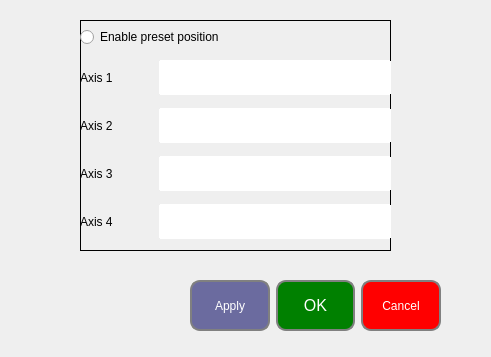
Qt form ECA_SOLEIL_ZMI4104C/presetpositionform.ui (guepy/ECA_ZMI4104C_main) before a commit.
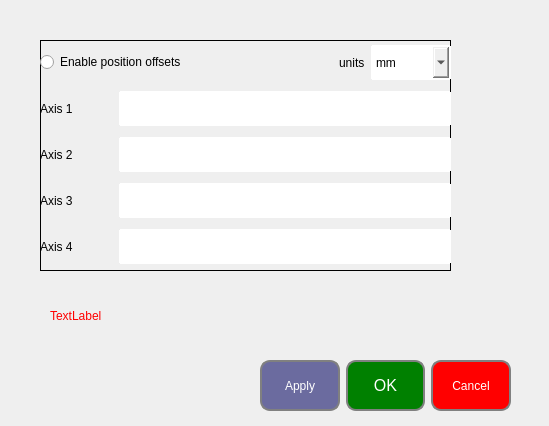
The same form after that commit.

The edit to the form file:
```diff
--- a/ECA_SOLEIL_ZMI4104C/presetpositionform.ui
+++ b/ECA_SOLEIL_ZMI4104C/presetpositionform.ui
@@ -6,8 +6,8 @@
    <rect>
     <x>0</x>
     <y>0</y>
-    <width>491</width>
-    <height>357</height>
+    <width>549</width>
+    <height>426</height>
    </rect>
   </property>
   <property name="windowTitle">
@@ -40,8 +40,8 @@
   <widget class="QWidget" name="ButtonForm" native="true">
    <property name="geometry">
     <rect>
-     <x>40</x>
-     <y>280</y>
+     <x>110</x>
+     <y>360</y>
      <width>401</width>
      <height>51</height>
     </rect>
@@ -129,12 +129,30 @@
     </item>
    </layout>
   </widget>
+  <widget class="QLabel" name="label">
+   <property name="geometry">
+    <rect>
+     <x>50</x>
+     <y>300</y>
+     <width>351</width>
+     <height>31</height>
+    </rect>
+   </property>
+   <property name="styleSheet">
+    <string notr="true">
+font: 75 12pt &quot;MS Shell Dlg 2&quot;;
+color: red;</string>
+   </property>
+   <property name="text">
+    <string>TextLabel</string>
+   </property>
+  </widget>
   <widget class="QWidget" name="vWidget_2" native="true">
    <property name="geometry">
     <rect>
-     <x>80</x>
-     <y>20</y>
-     <width>311</width>
+     <x>40</x>
+     <y>40</y>
+     <width>411</width>
      <height>231</height>
     </rect>
    </property>
@@ -145,15 +163,75 @@
    </property>
    <layout class="QVBoxLayout" name="verticalLayout_4">
     <item>
-     <widget class="QRadioButton" name="radioButton_2">
-      <property name="styleSheet">
-       <string notr="true">
+     <layout class="QHBoxLayout" name="horizontalLayout">
+      <item>
+       <widget class="QRadioButton" name="radioButton_2">
+        <property name="styleSheet">
+         <string notr="true">
 font: 75 14pt &quot;MS Shell Dlg 2&quot;;</string>
-      </property>
-      <property name="text">
-       <string>Enable preset position</string>
-      </property>
-     </widget>
+        </property>
+        <property name="text">
+         <string>Enable position offsets</string>
+        </property>
+       </widget>
+      </item>
+      <item>
+       <spacer name="horizontalSpacer">
+        <property name="orientation">
+         <enum>Qt::Horizontal</enum>
+        </property>
+        <property name="sizeHint" stdset="0">
+         <size>
+          <width>40</width>
+          <height>20</height>
+         </size>
+        </property>
+       </spacer>
+      </item>
+      <item>
+       <widget class="QLabel" name="label_2">
+        <property name="text">
+         <string>units</string>
+        </property>
+       </widget>
+      </item>
+      <item>
+       <widget class="QComboBox" name="leftBlockUnits">
+        <property name="sizePolicy">
+         <sizepolicy hsizetype="Fixed" vsizetype="Fixed">
+          <horstretch>0</horstretch>
+          <verstretch>0</verstretch>
+         </sizepolicy>
+        </property>
+        <property name="minimumSize">
+         <size>
+          <width>80</width>
+          <height>35</height>
+         </size>
+        </property>
+        <item>
+         <property name="text">
+          <string>mm</string>
+         </property>
+        </item>
+        <item>
+         <property name="text">
+          <string>µm</string>
+         </property>
+        </item>
+        <item>
+         <property name="text">
+          <string>nm</string>
+         </property>
+        </item>
+        <item>
+         <property name="text">
+          <string>cm</string>
+         </property>
+        </item>
+       </widget>
+      </item>
+     </layout>
     </item>
     <item>
      <layout class="QHBoxLayout" name="horizontalLayout_13">
```
Left out of the diff: 12 changed lines with no effect on the pictures.
